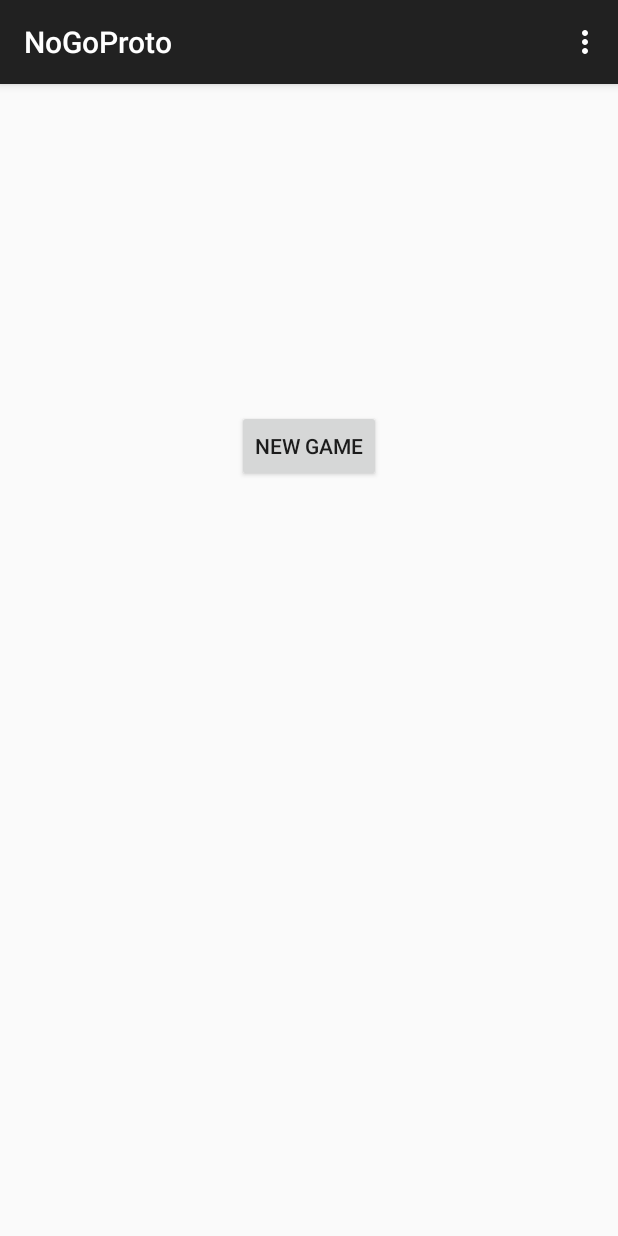
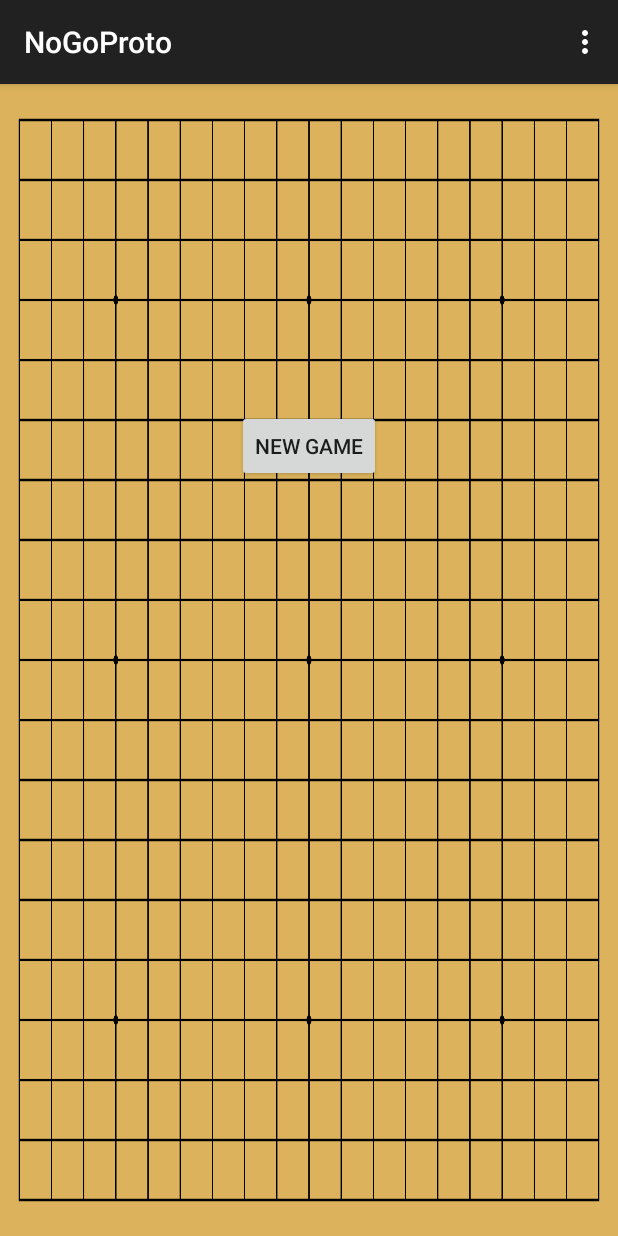
Before and after one commit to BotchedHackathon/NoGo, an Android app: the screen it shows after launch (MainActivity), on a phone screen of 412 x 824 dp. Run offline under Robolectric (Android 15) with nearby library versions, the phone set to English and light mode, and no system bars.

Commit message:
Board background fixed

```diff
--- a/NoGoProto/app/src/main/res/layout/activity_main.xml
+++ b/NoGoProto/app/src/main/res/layout/activity_main.xml
@@ -4,9 +4,9 @@
     android:paddingRight="@dimen/activity_horizontal_margin"
     android:paddingTop="@dimen/activity_vertical_margin"
     android:paddingBottom="@dimen/activity_vertical_margin"
+    android:background="@drawable/go_board"
+    tools:context=".MainActivity">
 
-    tools:context=".MainActivity">
-    <!--android:background="@drawable/go_board"-->
     <Button
         android:layout_width="wrap_content"
         android:layout_height="wrap_content"
```
Also changed, not shown: NoGoProto/app/src/main/res/drawable-hdpi/go_board.png (added), NoGoProto/app/src/main/res/drawable-xhdpi/go_board.png (added), NoGoProto/app/src/main/res/drawable-xxhdpi/go_board.png (added).
